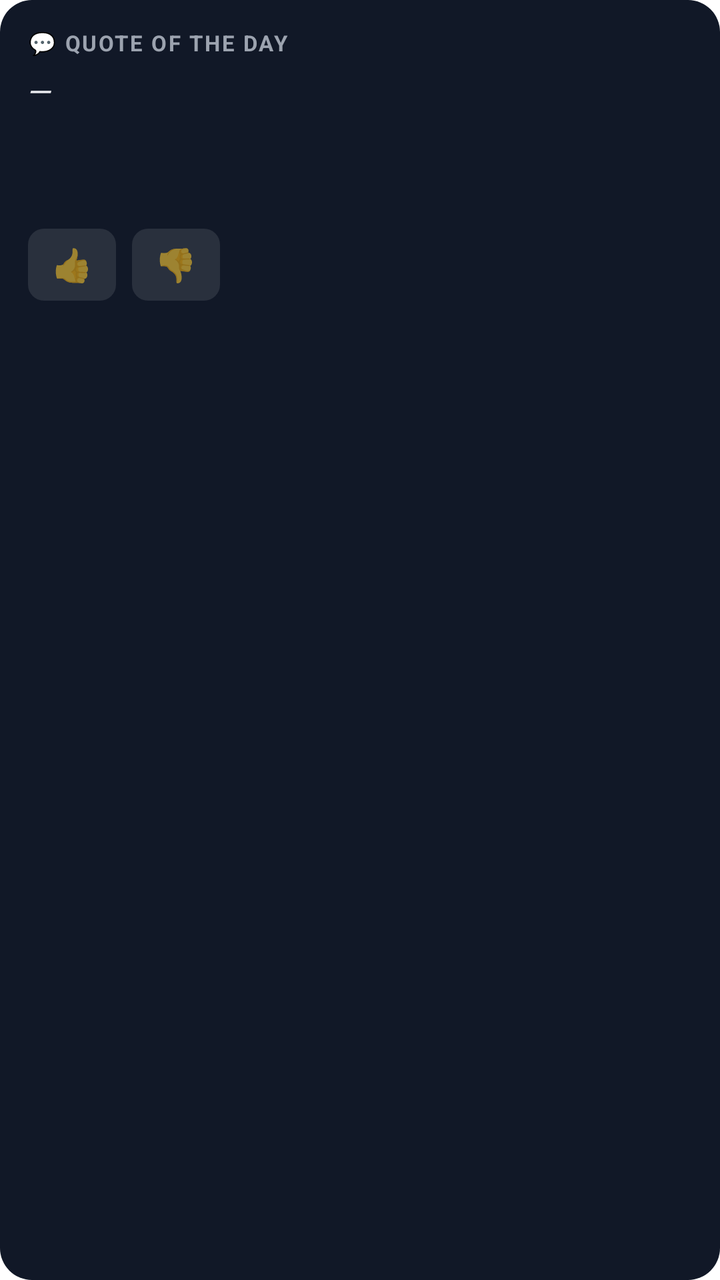
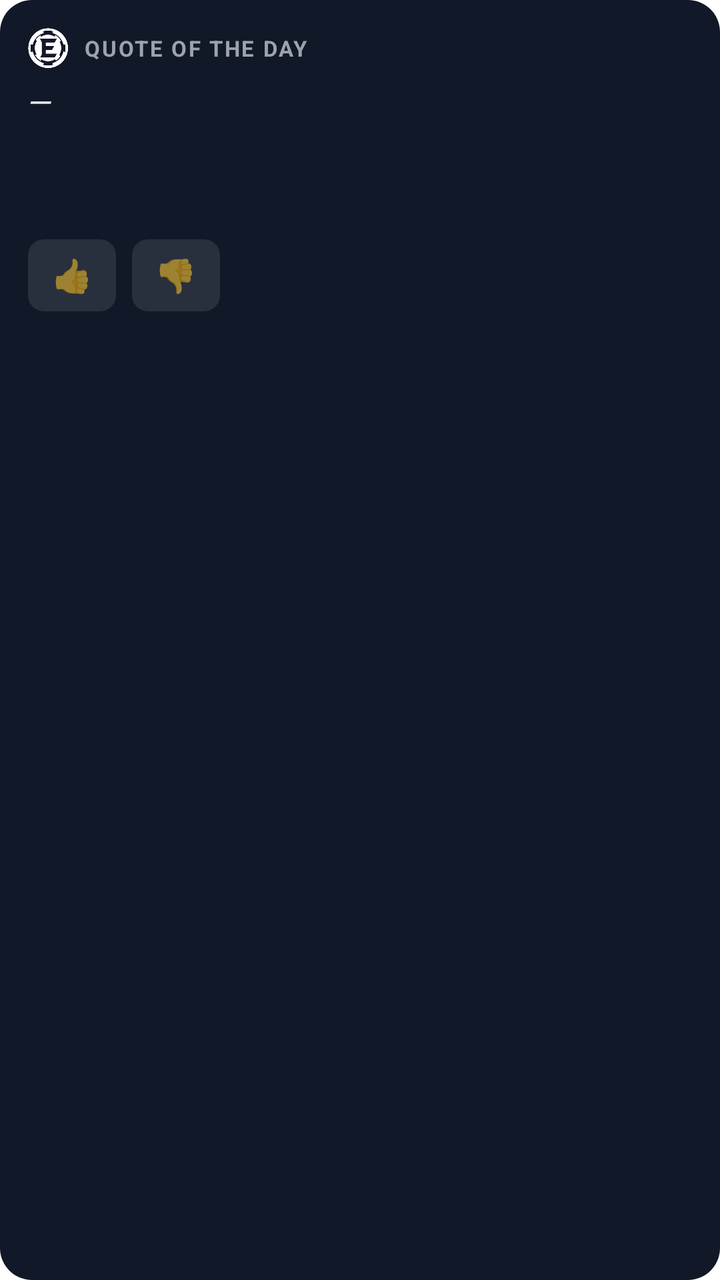

The first picture is an Android layout as it rendered before a commit; the second is the same layout after the commit. The layout source and the unified diff follow.
<!-- AndroidManifest.xml: fallback theme Theme.MaterialComponents.DayNight.NoActionBar -->
<!-- res/layout/enclavd_quote_widget.xml -->
<?xml version="1.0" encoding="utf-8"?>
<LinearLayout xmlns:android="http://schemas.android.com/apk/res/android"
    android:id="@+id/quote_widget_root"
    android:layout_width="match_parent"
    android:layout_height="match_parent"
    android:background="@drawable/quote_widget_bg"
    android:orientation="vertical"
    android:padding="14dp">

    <TextView
        android:id="@+id/quote_widget_label"
        android:layout_width="wrap_content"
        android:layout_height="wrap_content"
        android:text="💬 QUOTE OF THE DAY"
        android:textColor="#9CA3AF"
        android:textSize="11sp"
        android:textStyle="bold"
        android:letterSpacing="0.08" />

    <TextView
        android:id="@+id/quote_widget_text"
        android:layout_width="match_parent"
        android:layout_height="wrap_content"
        android:layout_marginTop="6dp"
        android:text="—"
        android:textColor="#E5E7EB"
        android:textSize="16sp"
        android:textStyle="italic" />

    <TextView
        android:id="@+id/quote_widget_author"
        android:layout_width="match_parent"
        android:layout_height="wrap_content"
        android:layout_marginTop="6dp"
        android:textColor="#9CA3AF"
        android:textSize="13sp" />

    <TextView
        android:id="@+id/quote_widget_tags"
        android:layout_width="match_parent"
        android:layout_height="wrap_content"
        android:layout_marginTop="8dp"
        android:textColor="#9CA3AF"
        android:textSize="12sp" />

    
    <LinearLayout
        android:id="@+id/quote_widget_actions"
        android:layout_width="match_parent"
        android:layout_height="wrap_content"
        android:layout_marginTop="10dp"
        android:orientation="horizontal">

        <TextView
            android:id="@+id/quote_widget_like"
            android:layout_width="44dp"
            android:layout_height="36dp"
            android:background="@drawable/quote_widget_action_bg"
            android:gravity="center"
            android:text="👍"
            android:textSize="16sp" />

        <TextView
            android:id="@+id/quote_widget_dislike"
            android:layout_width="44dp"
            android:layout_height="36dp"
            android:layout_marginStart="8dp"
            android:background="@drawable/quote_widget_action_bg"
            android:gravity="center"
            android:text="👎"
            android:textSize="16sp" />
    </LinearLayout>
</LinearLayout>
<!-- resources referenced by this layout -->
<resources>
  <!-- drawable quote_widget_action_bg (drawable) -->
  <?xml version="1.0" encoding="utf-8"?>
  <shape xmlns:android="http://schemas.android.com/apk/res/android"
      android:shape="rectangle">
      <solid android:color="#1AFFFFFF" />
      <corners android:radius="8dp" />
  </shape>
  <!-- drawable quote_widget_bg (drawable) -->
  <?xml version="1.0" encoding="utf-8"?>
  <shape xmlns:android="http://schemas.android.com/apk/res/android"
      android:shape="rectangle">
      <solid android:color="#111827" />
      <corners android:radius="16dp" />
  </shape>
</resources>

<!-- the commit's change to res/layout/enclavd_quote_widget.xml (unified diff, before → after) -->
@@ -7,15 +7,32 @@
     android:orientation="vertical"
     android:padding="14dp">
 
-    <TextView
-        android:id="@+id/quote_widget_label"
-        android:layout_width="wrap_content"
+    <LinearLayout
+        android:id="@+id/quote_widget_header"
+        android:layout_width="match_parent"
         android:layout_height="wrap_content"
-        android:text="💬 QUOTE OF THE DAY"
-        android:textColor="#9CA3AF"
-        android:textSize="11sp"
-        android:textStyle="bold"
-        android:letterSpacing="0.08" />
+        android:gravity="center_vertical"
+        android:orientation="horizontal">
+
+        <ImageView
+            android:id="@+id/quote_widget_logo"
+            android:layout_width="20dp"
+            android:layout_height="20dp"
+            android:src="@drawable/quote_widget_logo"
+            android:importantForAccessibility="no"
+            android:contentDescription="@null" />
+
+        <TextView
+            android:id="@+id/quote_widget_label"
+            android:layout_width="wrap_content"
+            android:layout_height="wrap_content"
+            android:layout_marginStart="8dp"
+            android:text="QUOTE OF THE DAY"
+            android:textColor="#9CA3AF"
+            android:textSize="11sp"
+            android:textStyle="bold"
+            android:letterSpacing="0.08" />
+    </LinearLayout>
 
     <TextView
         android:id="@+id/quote_widget_text"
<!-- resource entries referenced after the edit -->
@@ -14,5 +14,6 @@
       <solid android:color="#111827" />
       <corners android:radius="16dp" />
   </shape>
+  <!-- drawable quote_widget_logo: png bitmap (drawable, 8238 bytes) -->
 </resources>
 
